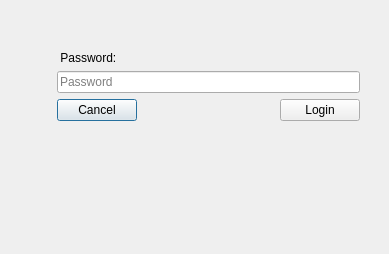
Old version of the form rfid_security/dialog.ui in the repository catan2001/SecureDoor-RFID.
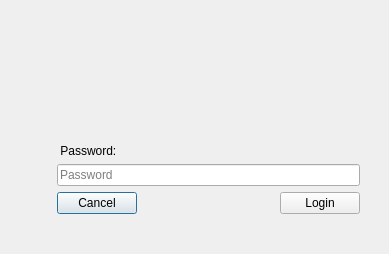
New version of the form. Icons and pictures are not drawn.

Patch:
```diff
--- a/rfid_security/dialog.ui
+++ b/rfid_security/dialog.ui
@@ -73,6 +73,25 @@
      </item>
      <item row="2" column="1">
       <layout class="QVBoxLayout" name="verticalLayout_2">
+       <item>
+        <widget class="QLabel" name="personLabel">
+         <property name="sizePolicy">
+          <sizepolicy hsizetype="Fixed" vsizetype="Fixed">
+           <horstretch>100</horstretch>
+           <verstretch>100</verstretch>
+          </sizepolicy>
+         </property>
+         <property name="minimumSize">
+          <size>
+           <width>100</width>
+           <height>100</height>
+          </size>
+         </property>
+         <property name="text">
+          <string/>
+         </property>
+        </widget>
+       </item>
        <item>
         <layout class="QVBoxLayout" name="verticalLayout">
          <item>
```
